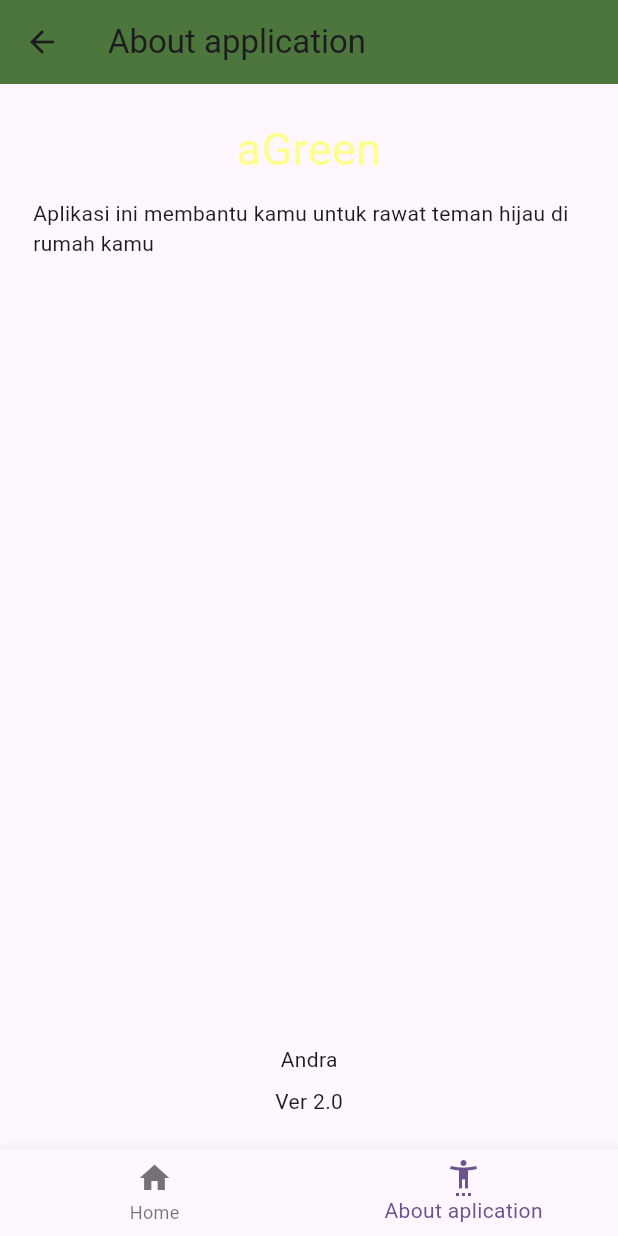
After one commit to andraaae/ppkd_andra, a Flutter app: the ButtomNav screen opened directly, item 2 of the bottom bar chosen, on a phone screen of 412 x 824 dp. The commit adds this screen. Run offline on Flutter 3.47's test engine with Material 3 defaults, Android fonts, the light colour scheme and no system bars; our stand-ins replace curved_navigation_bar.

Commit message:
tugas7_2

```diff
--- a/lib/main.dart
+++ b/lib/main.dart
@@ -9,6 +9,7 @@ import 'package:ppkd_andra/tugas6/drawer.dart';
 import 'package:ppkd_andra/tugas6/tugas_slicing.dart';
 import 'package:ppkd_andra/trial2/trial2.dart';
 import 'package:ppkd_andra/tugas7/menu_tugas7.dart';
+import 'package:ppkd_andra/tugas7/tugas7_2.dart';
 
 void main() {
   runApp(const MyApp());
--- a/lib/tugas7/tugas7.dart
+++ b/lib/tugas7/tugas7.dart
@@ -1,5 +1,7 @@
 import 'package:flutter/material.dart';
 import 'package:intl/intl.dart';
+import 'package:ppkd_andra/tugas7/menu_tugas7.dart';
+import 'package:ppkd_andra/tugas7/tugas7_2.dart';
 
 class Tugas7 extends StatefulWidget {
   const Tugas7({super.key});
@@ -214,3 +216,40 @@ class _TimePickerWidgetDay16State extends State<TimePickerWidgetDay16> {
     );
   }
 }
+
+//tugas 8
+class ButtomNav extends StatefulWidget {
+  const ButtomNav({super.key});
+
+  @override
+  State<ButtomNav> createState() => _ButtomNav();
+}
+
+class _ButtomNav extends State<ButtomNav> {
+  int _selectedIndex = 0;
+  static const List<Widget> _widgetOptions = [
+    menuTugas7(),
+    Tugas7_2(),
+  ];
+  @override
+  Widget build(BuildContext context) {
+    return Scaffold(
+      body: _widgetOptions[_selectedIndex],
+      bottomNavigationBar: BottomNavigationBar(
+        currentIndex: _selectedIndex,
+        onTap: (index) {
+          print(index);
+          setState(() {
+            _selectedIndex = index;
+          });
+        },
+        items: [
+          BottomNavigationBarItem(icon: Icon(Icons.home),
+           label: 'Home'),
+          BottomNavigationBarItem(icon: Icon(Icons.settings_accessibility),
+          label: 'About aplication')
+        ],
+      ),
+    );
+  }
+}
--- /dev/null
+++ b/lib/tugas7/tugas7_2.dart
@@ -0,0 +1,38 @@
+import 'package:flutter/material.dart';
+
+class Tugas7_2 extends StatefulWidget {
+  const Tugas7_2({super.key});
+
+  @override
+  State<Tugas7_2> createState() => _Tugas7_2State();
+}
+
+class _Tugas7_2State extends State<Tugas7_2> {
+  @override
+  Widget build(BuildContext context) {
+    return Scaffold(
+      appBar: AppBar(
+        title: Text('About application'),
+        backgroundColor: Color(0xFF4C763B),
+      ),
+      body: Padding(
+        padding: const EdgeInsets.all(22),
+        child: Column(
+          children: [
+            Text(
+              'aGreen',
+            style: TextStyle(color: Color(0xFFFFFD8F), fontSize: 30),
+            ),
+            SizedBox(height: 11),
+            Text('Aplikasi ini membantu kamu untuk rawat teman hijau di rumah kamu'),
+            Spacer(),
+            SizedBox(height: 60),
+            Text('Andra'),
+            SizedBox(height: 8),
+            Text('Ver 2.0'),
+          ],
+        ),
+        ),
+    );
+  }
+}
--- /dev/null
+++ b/lib/tugas8/tugas8.dart
@@ -0,0 +1,15 @@
+import 'package:flutter/material.dart';
+
+class MyWidget extends StatefulWidget {
+  const MyWidget({super.key});
+
+  @override
+  State<MyWidget> createState() => _MyWidgetState();
+}
+
+class _MyWidgetState extends State<MyWidget> {
+  @override
+  Widget build(BuildContext context) {
+    return const Placeholder();
+  }
+}
```
